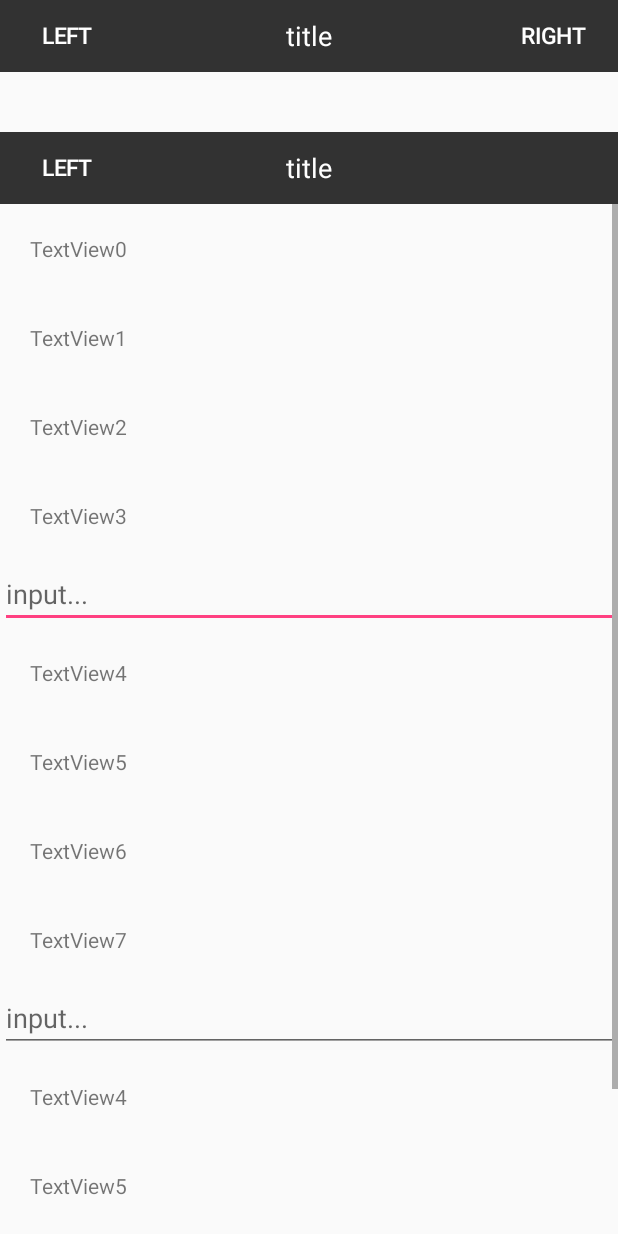
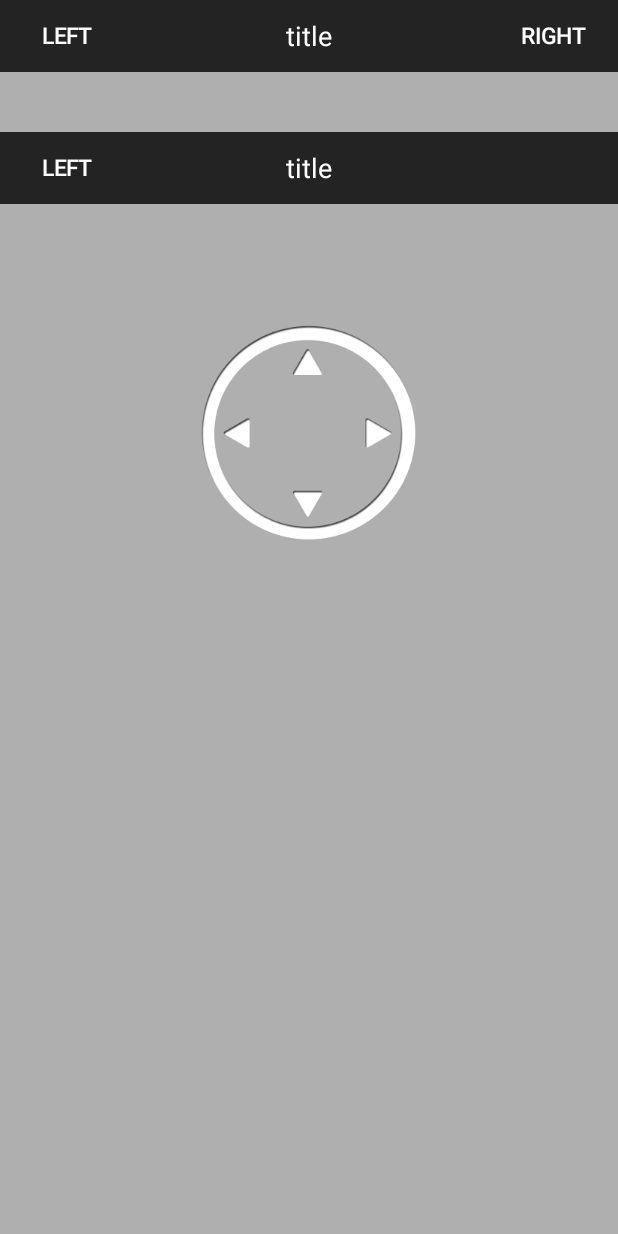
Before and after one commit to wpq2014/MyDemo, an Android app: the TopBarActivity screen opened directly, with no data from a screen before it, on a phone screen of 412 x 824 dp. Run offline under Robolectric (Android 15) with nearby library versions, the phone set to English and light mode, and no system bars.

Commit message:
自定义方向盘DirectionView

```diff
--- /dev/null
+++ b/app/src/main/java/com/demo/wpq/mydemo/customview/view/DirectionView.java
@@ -0,0 +1,172 @@
+package com.demo.wpq.mydemo.customview.view;
+
+import android.content.Context;
+import android.graphics.Bitmap;
+import android.graphics.BitmapFactory;
+import android.graphics.Canvas;
+import android.graphics.Matrix;
+import android.graphics.Paint;
+import android.util.AttributeSet;
+import android.util.Log;
+import android.view.MotionEvent;
+import android.view.View;
+
+import com.demo.wpq.mydemo.R;
+
+/**
+ * Desc: 圆形方向盘：前后左右
+ *
+ * Created by wpq on 16/7/12.
+ */
+public class DirectionView extends View {
+
+    /**
+     * 方向，暂时为前后左右
+     */
+    public static final class Direction{
+        public static final int DEFAULT = -1;
+        public static final int LEFT = 0;
+        public static final int RIGHT = 1;
+        public static final int UP = 2;
+        public static final int DOWN = 3;
+    }
+
+    private final String LOG = "DirectionView";
+
+    private Context context;
+    private Bitmap bmpNormal, bmpLeft, bmpRight, bmpUp, bmpDown;
+    private Bitmap mBitmap;
+    private Matrix matrix;
+
+    /** 直径 */
+    private int diameter;
+    private Paint paint;
+
+    private int direction = Direction.DEFAULT;
+
+    public DirectionView(Context context) {
+        this(context, null);
+    }
+
+    public DirectionView(Context context, AttributeSet attrs) {
+        this(context, attrs, 0);
+    }
+
+    public DirectionView(Context context, AttributeSet attrs, int defStyleAttr) {
+        super(context, attrs, defStyleAttr);
+
+        this.context = context;
+        bmpNormal = BitmapFactory.decodeResource(context.getResources(), R.drawable.direction_control_normal);
+        bmpLeft = BitmapFactory.decodeResource(context.getResources(), R.drawable.direction_control_left);
+        bmpRight = BitmapFactory.decodeResource(context.getResources(), R.drawable.direction_control_right);
+        bmpUp = BitmapFactory.decodeResource(context.getResources(), R.drawable.direction_control_up);
+        bmpDown = BitmapFactory.decodeResource(context.getResources(), R.drawable.direction_control_down);
+
+//        diameter = dp2px(context, 140);
+//        matrix = new Matrix();
+//        matrix.setScale(diameter / (float) bmpNormal.getWidth(), diameter / (float) bmpNormal.getHeight());
+//        mBitmap = Bitmap.createBitmap(bmpNormal, 0, 0, bmpNormal.getWidth(), bmpNormal.getHeight(), matrix, false);
+        diameter = bmpNormal.getWidth();
+        mBitmap = Bitmap.createBitmap(bmpNormal, 0, 0, diameter, diameter);
+
+        paint = new Paint();
+        paint.setStrokeCap(Paint.Cap.ROUND); //设置笔刷类型为圆滑状
+        paint.setAntiAlias(true); //打开抗锯齿
+        paint.setDither(true); //打开抗抖动
+
+    }
+
+//    public DirectionView(Context context, AttributeSet attrs, int defStyleAttr, int defStyleRes) {
+//        super(context, attrs, defStyleAttr, defStyleRes);
+//    }
+
+
+    @Override
+    protected void onMeasure(int widthMeasureSpec, int heightMeasureSpec) {
+        super.onMeasure(widthMeasureSpec, heightMeasureSpec);
+        setMeasuredDimension(diameter, diameter);
+    }
+
+    @Override
+    protected void onDraw(Canvas canvas) {
+        canvas.drawBitmap(mBitmap, 0, 0, paint);
+    }
+
+    @Override
+    public boolean onTouchEvent(MotionEvent event) {
+        switch (event.getAction()){
+            case MotionEvent.ACTION_DOWN:
+                Log.e(LOG, "ACTION_DOWN: " + event.getX() +","+ event.getY());
+                updateDirection(event.getX(), event.getY());
+                break;
+            case MotionEvent.ACTION_MOVE:
+//                Log.e(LOG, "ACTION_MOVE: " + event.getX() +","+ event.getY());
+
+                break;
+            case MotionEvent.ACTION_UP:
+                Log.e(LOG, "ACTION_UP: " + event.getX() +","+ event.getY());
+                resetBackground();
+                break;
+        }
+        return super.onTouchEvent(event);
+    }
+
+    private void updateDirection(float x, float y){
+        /**把整个方向盘圆放到坐标系中，因为Android坐标系是左上角为原点，x轴向右，y轴向下，
+           因此以左上角为坐标原点，得到两条垂直交叉的直线，两条直线的函数为: y = x 和 y = -x + diameter
+         */
+        if(x + y < diameter && x < y){ //left
+            direction = Direction.LEFT;
+            mBitmap = bmpLeft;
+        }else if(x + y > diameter && x > y){ //right
+            direction = Direction.RIGHT;
+            mBitmap = bmpRight;
+        }else if(x + y < diameter && x > y){ //up
+            direction = Direction.UP;
+            mBitmap = bmpUp;
+        }else if(x + y > diameter && x < y){ //down
+            direction = Direction.DOWN;
+            mBitmap = bmpDown;
+        }
+
+//        mBitmap = Bitmap.createBitmap(mBitmap, 0, 0, mBitmap.getWidth(), mBitmap.getHeight(), matrix, false);
+        invalidate();
+        this.onDirectionChangedListener.onDirectionChanged(direction);
+    }
+
+    /**
+     * MotionEvent.ACTION_UP时重置
+     */
+    private void resetBackground(){
+        direction = Direction.DEFAULT;
+//        mBitmap = Bitmap.createBitmap(bmpNormal, 0, 0, bmpNormal.getWidth(), bmpNormal.getHeight(), matrix, false);
+        mBitmap = bmpNormal;
+        invalidate();
+    }
+
+    public interface OnDirectionChangedListener{
+        /**
+         * 点方向盘对应的方向时触发
+         * @param currentDirection
+         */
+        void onDirectionChanged(int currentDirection);
+    }
+
+    public void setOnDirectionChangedListener(OnDirectionChangedListener onDirectionChangedListener){
+        this.onDirectionChangedListener = onDirectionChangedListener;
+    }
+
+    private OnDirectionChangedListener onDirectionChangedListener;
+
+    /**
+     * dp to px
+     *
+     * @param context
+     * @param dpValue
+     * @return
+     */
+    private int dp2px(Context context, float dpValue) {
+        float density = context.getResources().getDisplayMetrics().density;
+        return (int) (dpValue * density + 0.5f);
+    }
+}
--- a/app/src/main/res/layout/activity_topbar.xml
+++ b/app/src/main/res/layout/activity_topbar.xml
@@ -3,7 +3,9 @@
     xmlns:app="http://schemas.android.com/apk/res-auto"
     android:layout_width="match_parent"
     android:layout_height="match_parent"
-    android:orientation="vertical">
+    android:orientation="vertical"
+    android:gravity="center_horizontal"
+    android:background="@color/alpha_30_black">
 
     <com.demo.wpq.mydemo.customview.view.TopBar
         android:id="@+id/topbar0"
@@ -26,96 +28,11 @@
         app:tRightVisible="false"
         app:tTitle="@string/title_text" />
 
-    <com.demo.wpq.mydemo.customview.view.MScrollView
-        android:layout_width="match_parent"
-        android:layout_height="match_parent">
+    <com.demo.wpq.mydemo.customview.view.DirectionView
+        android:id="@+id/directionView"
+        android:layout_width="wrap_content"
+        android:layout_height="wrap_content"
+        android:layout_marginTop="80dp"
+        android:clickable="true"/>
 
-        <LinearLayout
-            android:layout_width="match_parent"
-            android:layout_height="match_parent"
-            android:orientation="vertical">
-
-
-            <TextView
-                android:layout_width="wrap_content"
-                android:layout_height="wrap_content"
-                android:padding="20dp"
-                android:text="TextView0" />
-
-            <TextView
-                android:layout_width="wrap_content"
-                android:layout_height="wrap_content"
-                android:padding="20dp"
-                android:text="TextView1" />
-
-            <TextView
-                android:layout_width="wrap_content"
-                android:layout_height="wrap_content"
-                android:padding="20dp"
-                android:text="TextView2" />
-
-            <TextView
-                android:layout_width="wrap_content"
-                android:layout_height="wrap_content"
-                android:padding="20dp"
-                android:text="TextView3" />
-
-            <EditText
-                android:layout_width="match_parent"
-                android:layout_height="wrap_content"
-                android:hint="input..." />
-
-            <TextView
-                android:layout_width="wrap_content"
-                android:layout_height="wrap_content"
-                android:padding="20dp"
-                android:text="TextView4" />
-
-            <TextView
-                android:layout_width="wrap_content"
-                android:layout_height="wrap_content"
-                android:padding="20dp"
-                android:text="TextView5" />
-
-            <TextView
-                android:layout_width="wrap_content"
-                android:layout_height="wrap_content"
-                android:padding="20dp"
-                android:text="TextView6" />
-
-            <TextView
-                android:layout_width="wrap_content"
-                android:layout_height="wrap_content"
-                android:padding="20dp"
-                android:text="TextView7" />
-            <EditText
-                android:layout_width="match_parent"
-                android:layout_height="wrap_content"
-                android:hint="input..." />
-
-            <TextView
-                android:layout_width="wrap_content"
-                android:layout_height="wrap_content"
-                android:padding="20dp"
-                android:text="TextView4" />
-
-            <TextView
-                android:layout_width="wrap_content"
-                android:layout_height="wrap_content"
-                android:padding="20dp"
-                android:text="TextView5" />
-
-            <TextView
-                android:layout_width="wrap_content"
-                android:layout_height="wrap_content"
-                android:padding="20dp"
-                android:text="TextView6" />
-
-            <TextView
-                android:layout_width="wrap_content"
-                android:layout_height="wrap_content"
-                android:padding="20dp"
-                android:text="TextView7" />
-        </LinearLayout>
-    </com.demo.wpq.mydemo.customview.view.MScrollView>
 </LinearLayout>
```
Also changed, not shown: app/src/main/java/com/demo/wpq/mydemo/customview/TopBarActivity.java (+27 -0 lines), app/src/main/res/drawable-xhdpi/direction_control_down.png (added), app/src/main/res/drawable-xhdpi/direction_control_left.png (added), app/src/main/res/drawable-xhdpi/direction_control_normal.png (added), app/src/main/res/drawable-xhdpi/direction_control_right.png (added), app/src/main/res/drawable-xhdpi/direction_control_up.png (added).
